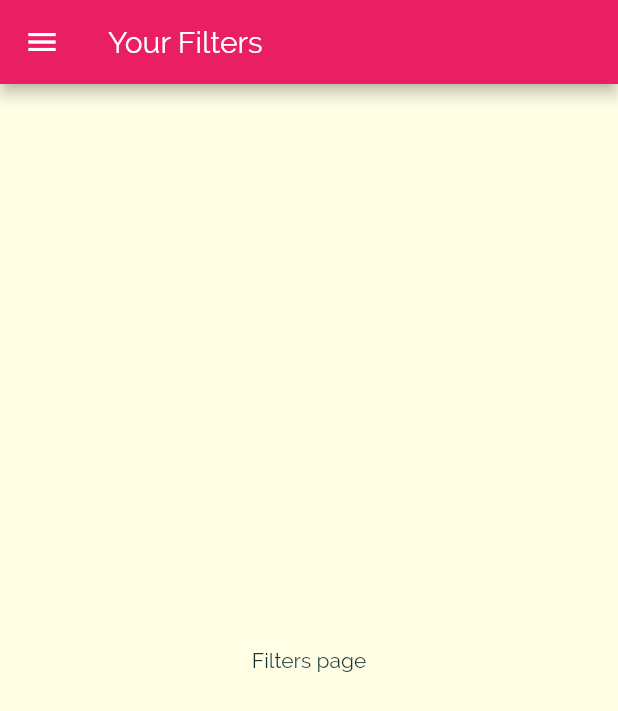
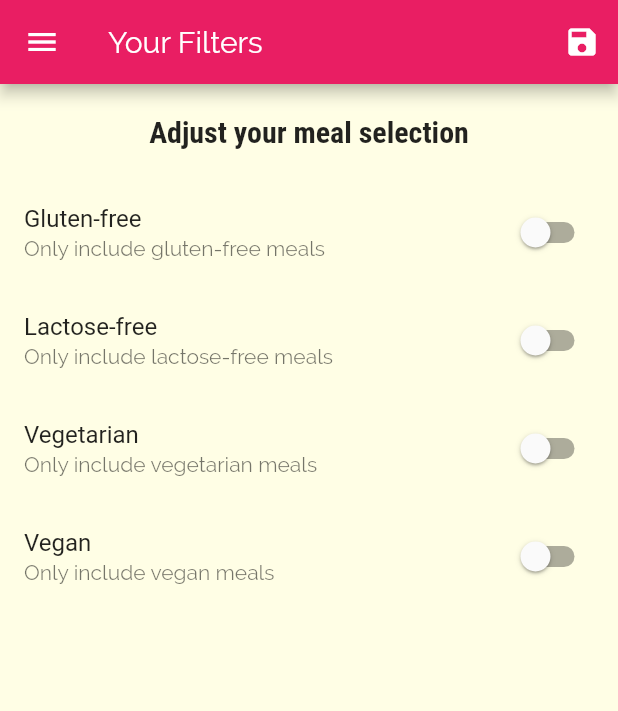
Before and after one commit to mramirid/delimeals, a Flutter app: the FiltersPage screen opened by its route, on a phone screen of 412 x 824 dp. Shown: the top 711 px of the screen. Run offline on Flutter 3.47's test engine with Material 2 defaults, Android fonts, the phone set to English and light mode, and no system bars.

Commit message:
SwitchListTile widget

```diff
--- a/lib/main.dart
+++ b/lib/main.dart
@@ -1,5 +1,8 @@
 import 'package:flutter/material.dart';
 
+import 'data/dummy_data.dart';
+import 'models/filters.dart';
+import 'models/meal.dart';
 import 'pages/category_meals_page.dart';
 import 'pages/filters_page.dart';
 import 'pages/main_page.dart';
@@ -7,7 +10,39 @@ import 'pages/meal_detail_page.dart';
 
 void main() => runApp(MyApp());
 
-class MyApp extends StatelessWidget {
+class MyApp extends StatefulWidget {
+  @override
+  _MyAppState createState() => _MyAppState();
+}
+
+class _MyAppState extends State<MyApp> {
+  List<Meal> _availableMeals = dummyMeals;
+  var _filters = Filters(
+    glutenFree: false,
+    lactoseFree: false,
+    vegetarian: false,
+    vegan: false,
+  );
+
+  void _setFilters(Filters newFilters) {
+    setState(() {
+      _filters = newFilters;
+      _availableMeals = dummyMeals.where((meal) {
+        if (_filters.glutenFree && !meal.isGlutenFree) {
+          return false;
+        } else if (_filters.lactoseFree && !meal.isLactoseFree) {
+          return false;
+        } else if (_filters.vegan && !meal.isVegan) {
+          return false;
+        } else if (_filters.vegetarian && !meal.isVegetarian) {
+          return false;
+        } else {
+          return true;
+        }
+      }).toList();
+    });
+  }
+
   @override
   Widget build(BuildContext context) {
     return MaterialApp(
@@ -29,11 +64,11 @@ class MyApp extends StatelessWidget {
       ),
       routes: {
         MainPage.routeName: (_) => MainPage(),
-        CategoryMealsPage.routeName: (_) => CategoryMealsPage(),
+        CategoryMealsPage.routeName: (_) => CategoryMealsPage(_availableMeals),
         MealDetailPage.routeName: (_) => MealDetailPage(),
-        FiltersPage.routeName: (_) => FiltersPage(),
+        FiltersPage.routeName: (_) => FiltersPage(_filters, _setFilters),
       },
-      onUnknownRoute: (settings) {
+      onUnknownRoute: (_) {
         return MaterialPageRoute(builder: (_) => MainPage());
       },
     );
--- /dev/null
+++ b/lib/models/filters.dart
@@ -0,0 +1,13 @@
+class Filters {
+  bool glutenFree;
+  bool lactoseFree;
+  bool vegetarian;
+  bool vegan;
+
+  Filters({
+    this.glutenFree,
+    this.lactoseFree,
+    this.vegetarian,
+    this.vegan,
+  });
+}
--- a/lib/pages/category_meals_page.dart
+++ b/lib/pages/category_meals_page.dart
@@ -1,11 +1,13 @@
 import 'package:flutter/material.dart';
 
-import '../data/dummy_data.dart';
 import '../models/meal.dart';
 import '../widgets/category_meals/meal_item.dart';
 
 class CategoryMealsPage extends StatefulWidget {
   static const routeName = '/category-meals';
+  final List<Meal> _availableMeals;
+
+  const CategoryMealsPage(this._availableMeals);
 
   @override
   _CategoryMealsPageState createState() => _CategoryMealsPageState();
@@ -23,7 +25,7 @@ class _CategoryMealsPageState extends State<CategoryMealsPage> {
     final categoryId = routeArgs['id'];
     _categoryTitle = routeArgs['title'];
 
-    _categoryMeals = dummyMeals.where((meal) {
+    _categoryMeals = widget._availableMeals.where((meal) {
       return meal.categoryIds.contains(categoryId);
     }).toList();
   }
--- a/lib/pages/filters_page.dart
+++ b/lib/pages/filters_page.dart
@@ -1,17 +1,89 @@
 import 'package:flutter/material.dart';
 
+import '../models/filters.dart';
 import '../widgets/main/main_drawer.dart';
 
-class FiltersPage extends StatelessWidget {
+class FiltersPage extends StatefulWidget {
   static const routeName = '/filters';
+  final Filters _filters;
+  final Function(Filters) _setFilters;
+
+  const FiltersPage(this._filters, this._setFilters);
+
+  @override
+  _FiltersPageState createState() => _FiltersPageState();
+}
+
+class _FiltersPageState extends State<FiltersPage> {
+  Filters _filters;
+
+  @override
+  void initState() {
+    super.initState();
+    _filters = widget._filters;
+  }
 
   @override
   Widget build(BuildContext context) {
     return Scaffold(
-      appBar: AppBar(title: const Text('Your Filters')),
+      appBar: AppBar(
+        title: const Text('Your Filters'),
+        actions: [
+          IconButton(
+            icon: const Icon(Icons.save),
+            onPressed: () => widget._setFilters(_filters),
+          )
+        ],
+      ),
       drawer: MainDrawer(),
-      body: const Center(
-        child: Text('Filters page'),
+      body: Column(
+        children: [
+          Container(
+            padding: const EdgeInsets.all(20),
+            child: Text(
+              'Adjust your meal selection',
+              style: Theme.of(context).textTheme.headline6,
+            ),
+          ),
+          Expanded(
+            child: ListView(
+              children: [
+                SwitchListTile(
+                  title: const Text('Gluten-free'),
+                  subtitle: const Text('Only include gluten-free meals'),
+                  value: _filters.glutenFree,
+                  onChanged: (newValue) {
+                    setState(() => _filters.glutenFree = newValue);
+                  },
+                ),
+                SwitchListTile(
+                  title: const Text('Lactose-free'),
+                  subtitle: const Text('Only include lactose-free meals'),
+                  value: _filters.lactoseFree,
+                  onChanged: (newValue) {
+                    setState(() => _filters.lactoseFree = newValue);
+                  },
+                ),
+                SwitchListTile(
+                  title: const Text('Vegetarian'),
+                  subtitle: const Text('Only include vegetarian meals'),
+                  value: _filters.vegetarian,
+                  onChanged: (newValue) {
+                    setState(() => _filters.vegetarian = newValue);
+                  },
+                ),
+                SwitchListTile(
+                  title: const Text('Vegan'),
+                  subtitle: const Text('Only include vegan meals'),
+                  value: _filters.vegan,
+                  onChanged: (newValue) {
+                    setState(() => _filters.vegan = newValue);
+                  },
+                ),
+              ],
+            ),
+          ),
+        ],
       ),
     );
   }
--- a/lib/pages/main_page.dart
+++ b/lib/pages/main_page.dart
@@ -12,11 +12,11 @@ class MainPage extends StatefulWidget {
 }
 
 class _MainPageState extends State<MainPage> {
-  final List<Map<String, Object>> _pages = [
+  final _pages = [
     {'title': 'Categories', 'page': CategoriesScreen()},
     {'title': 'Favorites', 'page': FavoritesScreen()}
   ];
-  int _selectedPageIndex = 0;
+  var _selectedPageIndex = 0;
 
   void _selectPage(int index) {
     setState(() {
```
